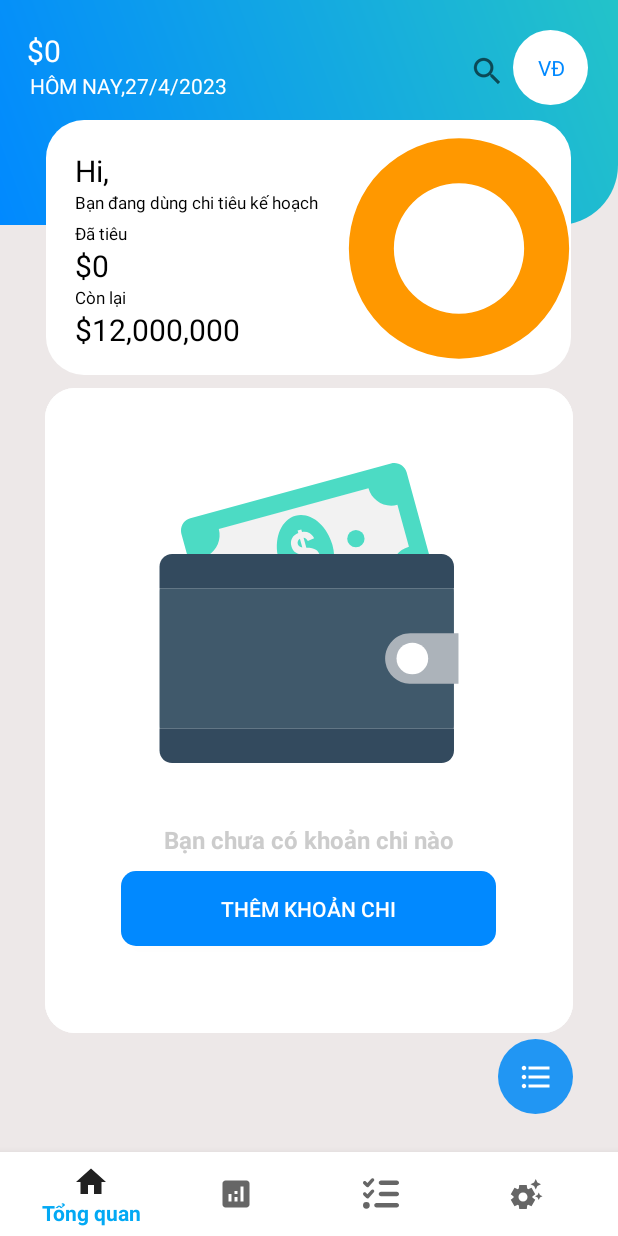
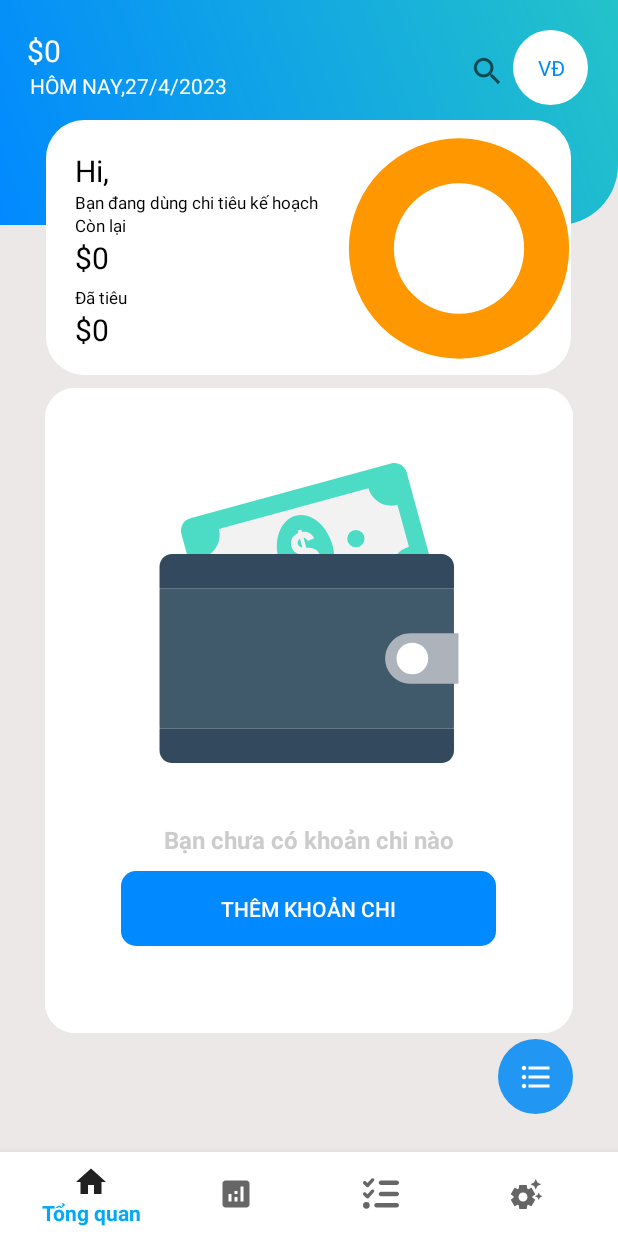
Before and after one commit to VNKaiSer/SmEx-App-Mobie, an Android app: the MainActivity screen opened directly, with no data from a screen before it, on a phone screen of 412 x 824 dp. Run offline under Robolectric (Android 15) with nearby library versions, the phone set to English and light mode, and no system bars.

Commit message:
'fix home, KhoanChiRepository.java, add UserReposity,...'

```diff
--- a/app/src/main/java/com/example/smex_app_android/repository/KhoanChiRepository.java
+++ b/app/src/main/java/com/example/smex_app_android/repository/KhoanChiRepository.java
@@ -9,6 +9,7 @@ import com.example.smex_app_android.model.LoaiKhoanChi;
 
 import java.text.ParseException;
 import java.util.ArrayList;
+import java.util.Date;
 import java.util.List;
 
 
@@ -51,4 +52,10 @@ public class KhoanChiRepository implements ICRUD<KhoanChi> {
         }
         return khoanChis;
     }
+
+    public int totalMoneyUsed() throws ParseException {
+        int thang = new Date().getMonth();
+        //getAll().forEach();
+        return 0;
+    }
 }
--- a/app/src/main/java/com/example/smex_app_android/repository/KhoanThuRepository.java
+++ b/app/src/main/java/com/example/smex_app_android/repository/KhoanThuRepository.java
@@ -23,7 +23,7 @@ public class KhoanThuRepository implements ICRUD<KhoanThu>{
         cv.put("maThuNhap", obj.getMaThu());
         cv.put("moTa", obj.getMoTa());
         cv.put("soTien", obj.getSoTien());
-        System.out.println("ssssssssssssssssssssssssssss"+ICRUD.formatter.format(obj.getNgayThu()));
+        System.out.println(""+ICRUD.formatter.format(obj.getNgayThu()));
         //cv.put("ngayThu",));
         long result = sqLiteDatabase.insert("ThuNhap", null, cv);
         return (result != -1);
--- a/app/src/main/java/com/example/smex_app_android/repository/UserReposity.java
+++ b/app/src/main/java/com/example/smex_app_android/repository/UserReposity.java
@@ -40,5 +40,9 @@ public class UserReposity {
         return true;
     }
 
+    public String getUserName(){
+        return pre.getString("username", "");
+    }
+
 
 }
--- a/app/src/main/java/com/example/smex_app_android/service/UserService.java
+++ b/app/src/main/java/com/example/smex_app_android/service/UserService.java
@@ -5,4 +5,6 @@ public interface UserService {
     boolean checkerFirstStartApp();
     int getMoney();
     boolean useMoney(int money);
+
+    String getUserName();
 }
--- a/app/src/main/java/com/example/smex_app_android/service/impl/UserServiceImpl.java
+++ b/app/src/main/java/com/example/smex_app_android/service/impl/UserServiceImpl.java
@@ -31,4 +31,9 @@ public class UserServiceImpl implements UserService {
     public boolean useMoney(int money) {
         return reposity.useMoney(money);
     }
+
+    @Override
+    public String getUserName() {
+        return reposity.getUserName();
+    }
 }
--- a/app/src/main/java/com/example/smex_app_android/view/Home.java
+++ b/app/src/main/java/com/example/smex_app_android/view/Home.java
@@ -38,6 +38,7 @@ public class Home extends Fragment {
                              Bundle savedInstanceState) {
         View view = inflater.inflate(R.layout.home, container, false);
         UserService service = new UserServiceImpl(getContext());
+        String user = service.getUserName();
         int money = service.getMoney();
         String currentPrice = String.valueOf(money);
         if (money >= 1000) {
@@ -55,7 +56,9 @@ public class Home extends Fragment {
         }
 
         TextView txtMoney = view.findViewById(R.id.totalMoney);
+        TextView txtUserName = view.findViewById(R.id.userName);
         txtMoney.setText("$" + currentPrice);
+        txtUserName.setText("Hi, "+user);
         Calendar calendar = Calendar.getInstance();
         int maxDay = calendar.getActualMaximum(Calendar.DAY_OF_MONTH);
         int currentDay = calendar.get(Calendar.DAY_OF_MONTH);
--- a/app/src/main/res/layout/home.xml
+++ b/app/src/main/res/layout/home.xml
@@ -105,6 +105,21 @@
         <TextView
             android:layout_width="wrap_content"
             android:layout_height="wrap_content"
+            android:text="Còn lại"
+            android:textColor="@color/black"
+            android:textSize="11dp" />
+
+        <TextView
+            android:id="@+id/totalMoney"
+            android:layout_width="wrap_content"
+            android:layout_height="wrap_content"
+            android:text="$12,000,000"
+            android:textColor="@color/black"
+            android:textSize="20dp" />
+
+        <TextView
+            android:layout_width="wrap_content"
+            android:layout_height="wrap_content"
             android:layout_marginTop="5dp"
             android:text="Đã tiêu"
             android:textColor="@color/black"
@@ -114,20 +129,6 @@
             android:layout_width="wrap_content"
             android:layout_height="wrap_content"
             android:text="$0"
-            android:textColor="@color/black"
-            android:textSize="20dp" />
-
-        <TextView
-            android:layout_width="wrap_content"
-            android:layout_height="wrap_content"
-            android:text="Còn lại"
-            android:textColor="@color/black"
-            android:textSize="11dp" />
-
-        <TextView
-            android:layout_width="wrap_content"
-            android:layout_height="wrap_content"
-            android:text="$12,000,000"
             android:textColor="@color/black"
             android:textSize="20dp" />
     </LinearLayout>
```
